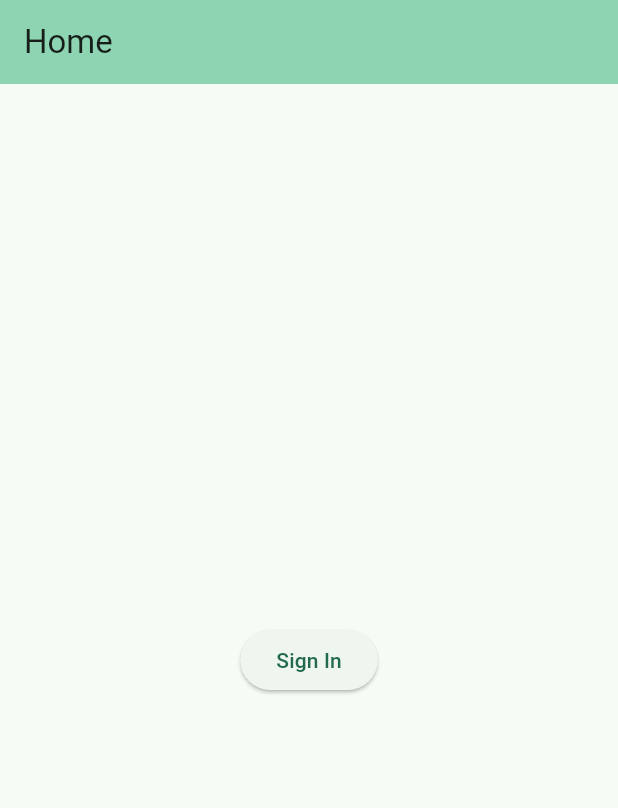
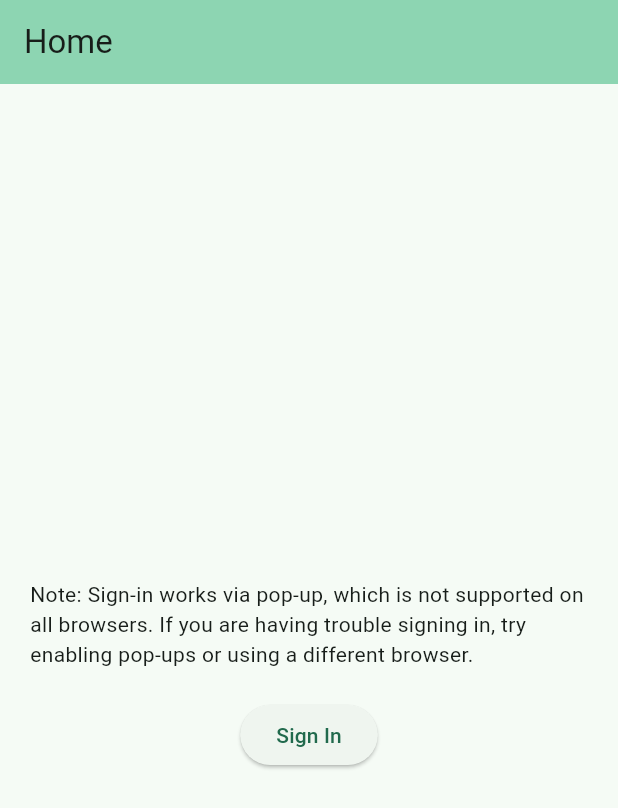
Before and after one commit to tails618/8096-attendance-client, a Flutter app: the screen it shows after launch, on a phone screen of 412 x 824 dp. Shown: the top 808 px of the screen. Run offline on Flutter 3.47's test engine with Material 3 defaults, Android fonts, the phone set to English and light mode, and no system bars; our stand-ins replace firebase_auth, firebase_core, firebase_database; missing offline and left inert: dart:html; accounts and stored records are empty.

Commit message:
Minor tweaks

```diff
--- a/analysis_options.yaml
+++ b/analysis_options.yaml
@@ -21,6 +21,7 @@ linter:
   # `// ignore_for_file: name_of_lint` syntax on the line or in the file
   # producing the lint.
   rules:
+    - avoid_web_libraries_in_flutter
     # avoid_print: false  # Uncomment to disable the `avoid_print` rule
     # prefer_single_quotes: true  # Uncomment to enable the `prefer_single_quotes` rule
 
--- a/lib/home_page.dart
+++ b/lib/home_page.dart
@@ -32,9 +32,17 @@ class HomePageState extends State<HomePage> {
         children: <Widget>[
           Visibility(
             visible: auth.currentUser != null,
-            replacement: Padding(
-                padding: const EdgeInsets.all(8.0),
-                child: SignInButton(context: context)),
+            replacement: Column(
+              children: [
+                const Padding(
+                  padding: EdgeInsets.all(20.0),
+                  child: Text('Note: Sign-in works via pop-up, which is not supported '
+                      'on all browsers. If you are having trouble signing in, '
+                      'try enabling pop-ups or using a different browser.'),
+                ),
+               SignInButton(context: context),
+              ],
+            ),
             child: Column(children: <Widget>[
               Padding(
                   padding: const EdgeInsets.all(8.0),
@@ -54,6 +62,7 @@ class HomePageState extends State<HomePage> {
     );
   }
 
+  @override
   void initState() {
     super.initState();
     auth.authStateChanges().listen((User? newUser) {
--- a/lib/main.dart
+++ b/lib/main.dart
@@ -55,7 +55,7 @@ class _MyHomePageState extends State<MyHomePage> {
         backgroundColor: Theme.of(context).colorScheme.inversePrimary,
         title: Text(widget.title),
       ),
-      body: HomePage(),
+      body: const HomePage(),
     );
   }
 
```
